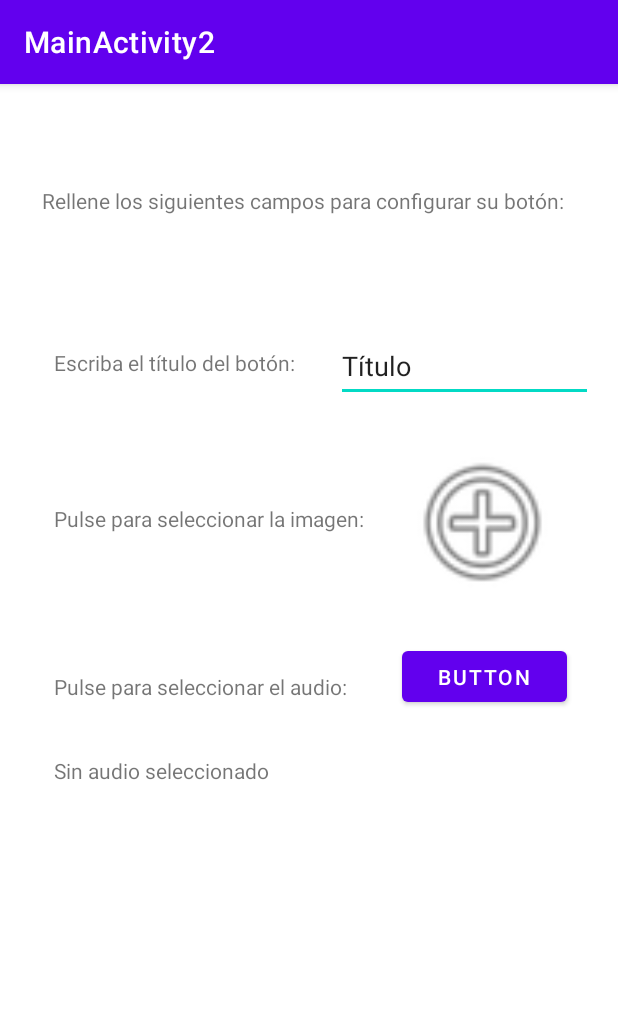
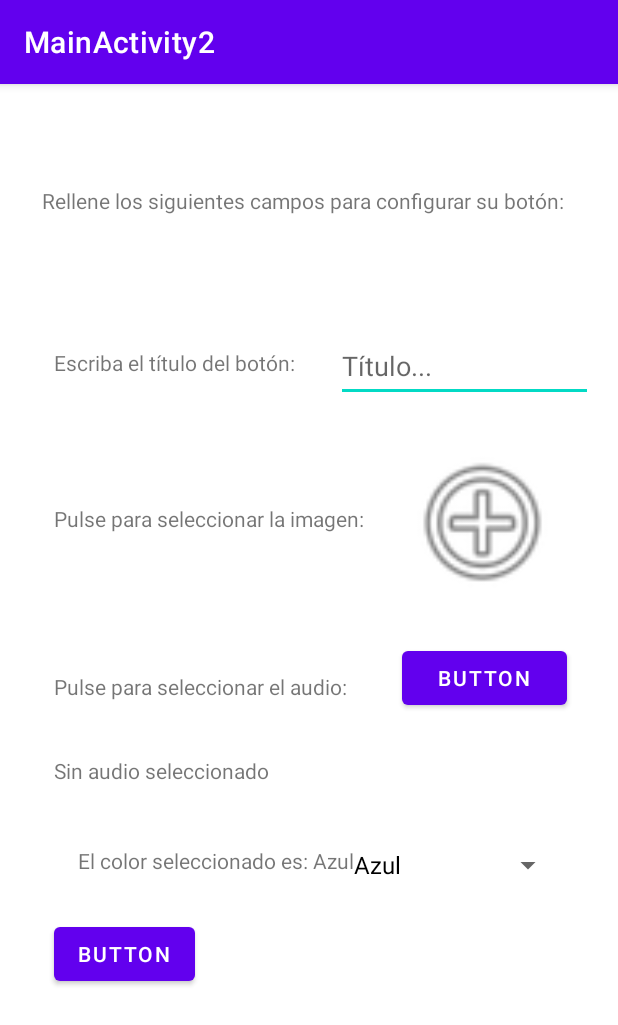
Before and after one commit to GwrApavon/HumanTechnologyProject, an Android app: the MainActivity2 screen opened directly, with no data from a screen before it, on a phone screen of 412 x 824 dp. Shown: the top 1025 px of the screen. Run offline under Robolectric (Android 15) with nearby library versions, the phone set to English and light mode, and no system bars; our stand-ins replace navigation-ui; pictures from the network do not load.

Commit message:
update A2

```diff
--- a/humanTechnologyProject/app/src/main/AndroidManifest.xml
+++ b/humanTechnologyProject/app/src/main/AndroidManifest.xml
@@ -1,10 +1,7 @@
 <?xml version="1.0" encoding="utf-8"?>
 <manifest xmlns:android="http://schemas.android.com/apk/res/android"
     xmlns:tools="http://schemas.android.com/tools">
-    <uses-permission android:name="android.permission.READ_EXTERNAL_STORAGE"/>
-    <uses-permission android:name="android.permission.RECORD_AUDIO"/>
-    <uses-permission android:name="android.permission.WRITE_EXTERNAL_STORAGE"/>
-    <uses-permission android:name="android.permission.STORAGE"/>
+
     <application
         android:allowBackup="true"
         android:dataExtractionRules="@xml/data_extraction_rules"
--- a/humanTechnologyProject/app/src/main/java/com/example/humantechnologyproject/MainActivity2.java
+++ b/humanTechnologyProject/app/src/main/java/com/example/humantechnologyproject/MainActivity2.java
@@ -15,8 +15,11 @@ import androidx.appcompat.app.AppCompatActivity;
 
 import android.provider.MediaStore;
 import android.view.View;
+import android.widget.AdapterView;
+import android.widget.ArrayAdapter;
 import android.widget.Button;
 import android.widget.ImageView;
+import android.widget.Spinner;
 import android.widget.TextView;
 
 import androidx.navigation.NavController;
@@ -27,6 +30,7 @@ import androidx.navigation.ui.NavigationUI;
 import com.example.humantechnologyproject.databinding.ActivityMain2Binding;
 
 import java.io.File;
+import java.util.ArrayList;
 
 public class MainActivity2 extends AppCompatActivity {
 
@@ -55,6 +59,7 @@ public class MainActivity2 extends AppCompatActivity {
                 openGallery();
             }
         });
+        //Seleccionar audio:
 
         Button bAudio = (Button) findViewById(R.id.bAudio);
         bAudio = (Button) findViewById(R.id.bAudio);
@@ -62,6 +67,40 @@ public class MainActivity2 extends AppCompatActivity {
             @Override
             public void onClick(View v) {
                 takeAudio();
+            }
+        });
+        //Seleccionar boton:
+        Spinner sBoton = (Spinner) findViewById(R.id.sBoton);
+        ArrayList<String> coloresBoton = new ArrayList<>();
+        coloresBoton.add("Azul");
+        coloresBoton.add("Rojo");
+        coloresBoton.add("Amarillo");
+        coloresBoton.add("Verde");
+        ArrayAdapter<String> adapter = new ArrayAdapter<>(this, androidx.appcompat.R.layout.support_simple_spinner_dropdown_item, coloresBoton);
+        sBoton.setAdapter(adapter);
+        sBoton.setOnItemSelectedListener(new AdapterView.OnItemSelectedListener() {
+            @Override
+            public void onItemSelected(AdapterView<?> parent, View view, int position, long id) {
+                String colorSeleccionado = (String) sBoton.getSelectedItem();
+                TextView rBoton = (TextView) findViewById(R.id.resultadoBoton);
+                rBoton.setText("El color seleccionado es: "+colorSeleccionado);
+            }
+
+            @Override
+            public void onNothingSelected(AdapterView<?> parent) {
+
+            }
+        });
+
+        //Opciones avanzadas:
+        Button bAvanzada = (Button) findViewById(R.id.bAvanzado);
+        bAvanzada.setOnClickListener(new View.OnClickListener() {
+            @Override
+            public void onClick(View view) {
+                TextView tAudio = (TextView) findViewById(R.id.tiempoAudio);
+                tAudio.setVisibility(View.VISIBLE);
+                TextView tPantalla = (TextView) findViewById(R.id.tiempoPantalla);
+                tPantalla.setVisibility(View.VISIBLE);
             }
         });
     }
@@ -109,6 +148,6 @@ public class MainActivity2 extends AppCompatActivity {
         i.setAction(Intent.ACTION_GET_CONTENT);
         i.setType("audio/*");
         startActivityForResult(i, PICK_AUDIO);
+
     }
-
 }
--- a/humanTechnologyProject/app/src/main/res/layout/content_main2.xml
+++ b/humanTechnologyProject/app/src/main/res/layout/content_main2.xml
@@ -2,6 +2,7 @@
 <androidx.constraintlayout.widget.ConstraintLayout xmlns:android="http://schemas.android.com/apk/res/android"
     xmlns:app="http://schemas.android.com/apk/res-auto"
     xmlns:tools="http://schemas.android.com/tools"
+    android:id="@+id/bAvanzadas"
     android:layout_width="match_parent"
     android:layout_height="match_parent"
     app:layout_behavior="@string/appbar_scrolling_view_behavior">
@@ -49,7 +50,7 @@
     <Button
         android:id="@+id/bAudio"
         android:layout_width="110dp"
-        android:layout_height="46dp"
+        android:layout_height="48dp"
         android:layout_marginStart="268dp"
         android:layout_marginTop="372dp"
         android:text="Button"
@@ -83,8 +84,67 @@
         android:layout_marginStart="224dp"
         android:layout_marginTop="164dp"
         android:ems="10"
+        android:hint="Título..."
         android:inputType="textPersonName"
-        android:text="Título"
+        app:layout_constraintStart_toStartOf="parent"
+        app:layout_constraintTop_toTopOf="parent" />
+
+    <Spinner
+        android:id="@+id/sBoton"
+        android:layout_width="148dp"
+        android:layout_height="49dp"
+        android:layout_marginStart="228dp"
+        android:layout_marginTop="496dp"
+        android:prompt="@string/seleccionBoton"
+        android:spinnerMode="dialog"
+        app:layout_constraintStart_toStartOf="parent"
+        app:layout_constraintTop_toTopOf="parent" />
+
+    <TextView
+        android:id="@+id/resultadoBoton"
+        android:layout_width="wrap_content"
+        android:layout_height="wrap_content"
+        android:layout_marginStart="52dp"
+        android:layout_marginTop="508dp"
+        android:text="@string/noBoton"
+        app:layout_constraintStart_toStartOf="parent"
+        app:layout_constraintTop_toTopOf="parent" />
+
+    <Button
+        android:id="@+id/bAvanzado"
+        android:layout_width="wrap_content"
+        android:layout_height="wrap_content"
+        android:layout_marginStart="36dp"
+        android:layout_marginTop="556dp"
+        android:text="Button"
+        app:layout_constraintStart_toStartOf="parent"
+        app:layout_constraintTop_toTopOf="parent" />
+
+    <EditText
+        android:id="@+id/tiempoPantalla"
+        android:layout_width="wrap_content"
+        android:layout_height="wrap_content"
+        android:layout_marginStart="36dp"
+        android:layout_marginTop="616dp"
+        android:ems="10"
+        android:hint="Duración del audio:"
+        android:inputType="number"
+        android:minHeight="48dp"
+        android:visibility="invisible"
+        app:layout_constraintStart_toStartOf="parent"
+        app:layout_constraintTop_toTopOf="parent" />
+
+    <EditText
+        android:id="@+id/tiempoAudio"
+        android:layout_width="wrap_content"
+        android:layout_height="wrap_content"
+        android:layout_marginStart="36dp"
+        android:layout_marginTop="680dp"
+        android:ems="10"
+        android:hint="Duración de alarma:"
+        android:inputType="number"
+        android:minHeight="48dp"
+        android:visibility="invisible"
         app:layout_constraintStart_toStartOf="parent"
         app:layout_constraintTop_toTopOf="parent" />
 
--- a/humanTechnologyProject/app/src/main/res/values/strings.xml
+++ b/humanTechnologyProject/app/src/main/res/values/strings.xml
@@ -19,5 +19,7 @@
     <string name="instruccionFoto">Pulse para seleccionar la imagen:</string>
     <string name="instruccionAudio">Pulse para seleccionar el audio:</string>
     <string name="noAudio">Sin audio seleccionado</string>
+    <string name="seleccionBoton">Seleccione un color:</string>
+    <string name="noBoton">Sin boton seleccionado</string>
 
 </resources>
```
